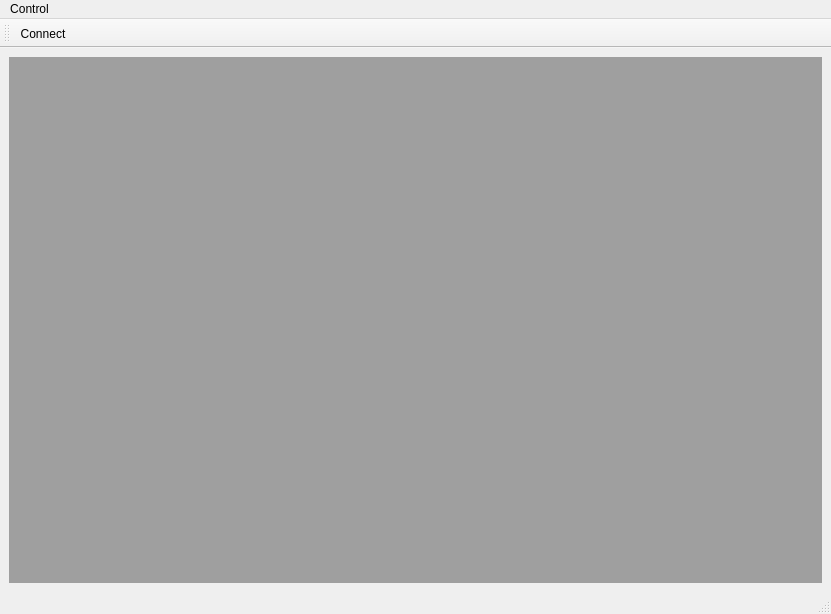
Old version of the form ui/mainWindow.ui in the repository develru/RobotControlCenter.
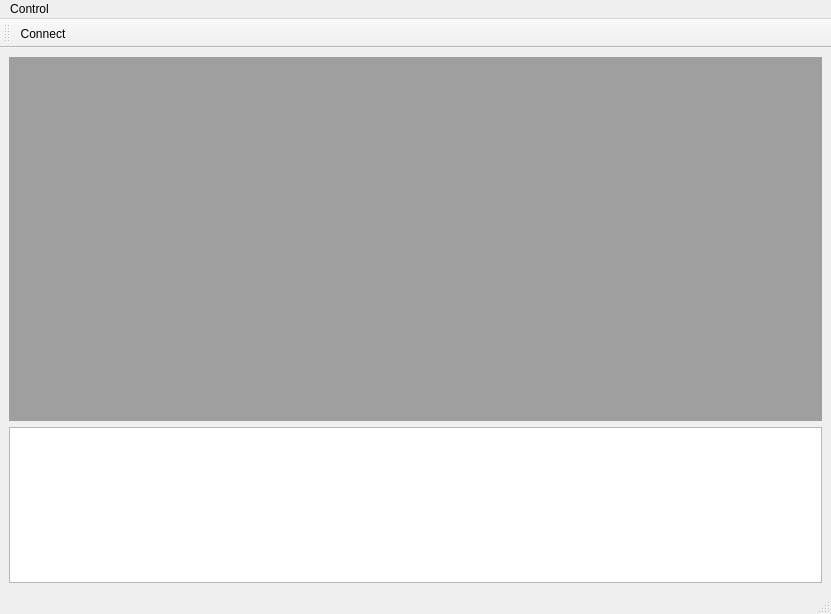
New version of the form.

Commit message: Log browser is added to the main window.

```diff
--- a/ui/mainWindow.ui
+++ b/ui/mainWindow.ui
@@ -18,6 +18,9 @@
     <item>
      <widget class="QMdiArea" name="mdiArea"/>
     </item>
+    <item>
+     <widget class="QTextBrowser" name="tBrLog"/>
+    </item>
    </layout>
   </widget>
   <widget class="QMenuBar" name="menubar">
```
Left out of the diff: 4 changed lines with no effect on the pictures. The commit also changes 2 other files.
